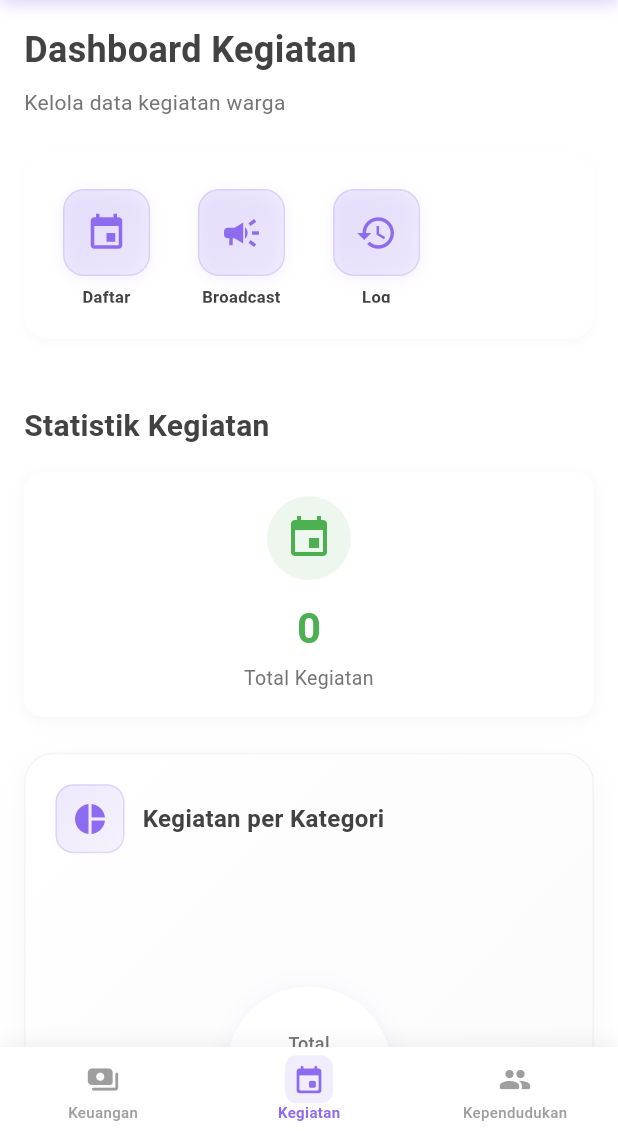
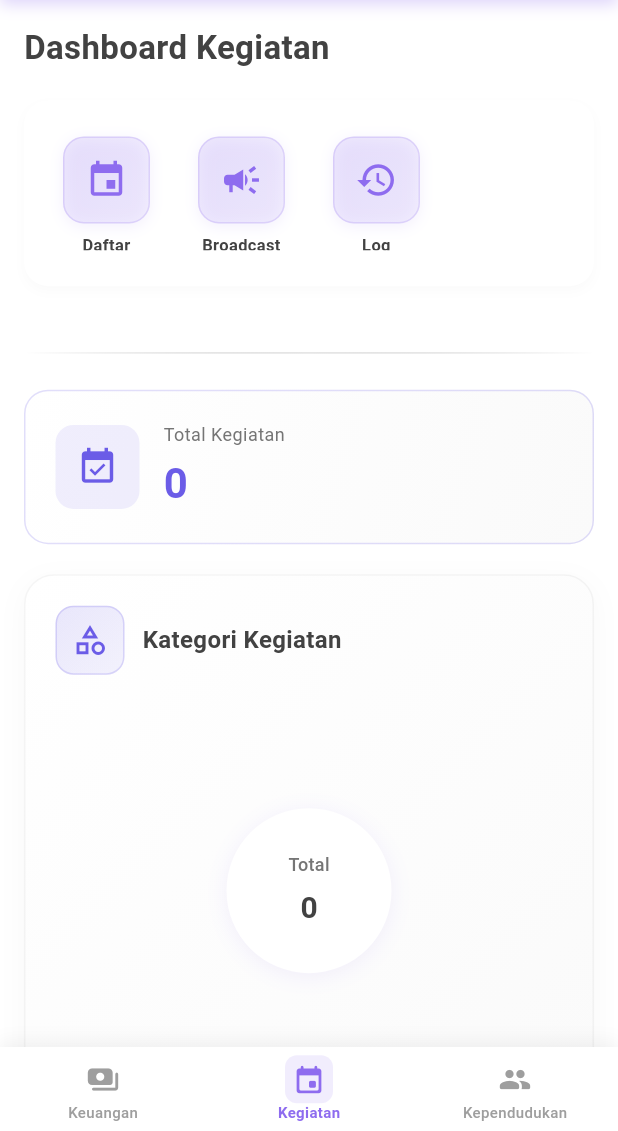
Before and after one commit to nurwahibzy/jawara_pintar_mobile_version, a Flutter app: the _DashboardKegiatanPageContent screen opened directly, on a phone screen of 412 x 824 dp, the part 105-1236 px from its top. Run offline on Flutter 3.47's test engine with Material 3 defaults, Android fonts, the phone set to English and light mode, and no system bars; drawn by our look-alikes of fl_chart; our stand-ins replace bloc, dartz, equatable, flutter_bloc, flutter_dotenv, get_it and 2 more; accounts and stored records are empty; Roboto replaces fonts that are missing (CircularStd, Poppins).

Commit message:
feat(dashboard-kegiatan): enhance UI with improved loading indicators, error handling, and updated card designs

```diff
--- a/lib/features/dashboard-kegiatan/presentation/pages/dashboard_kegiatan_page.dart
+++ b/lib/features/dashboard-kegiatan/presentation/pages/dashboard_kegiatan_page.dart
@@ -11,6 +11,7 @@ import '../../domain/usecases/get_dashboard_kegiatan_usecase.dart';
 import '../bloc/dashboard_bloc.dart';
 import '../bloc/dashboard_event.dart';
 import '../bloc/dashboard_state.dart';
+import 'package:jawara_pintar_mobile_version/core/theme/app_colors.dart';
 
 /// Dashboard Kegiatan dengan Clean Architecture + Supabase
 class DashboardKegiatanPage extends StatelessWidget {
@@ -37,14 +38,29 @@ class _DashboardKegiatanPageContent extends StatelessWidget {
       body: BlocBuilder<DashboardKegiatanBloc, DashboardKegiatanState>(
         builder: (context, state) {
           if (state is DashboardKegiatanLoading) {
-            return const Center(child: CircularProgressIndicator());
+            return Center(
+              child: CircularProgressIndicator(
+                color: AppColors.primary,
+              ),
+            );
           } else if (state is DashboardKegiatanError) {
             return Center(
               child: Column(
                 mainAxisAlignment: MainAxisAlignment.center,
                 children: [
-                  Icon(Icons.error_outline, size: 64, color: Colors.red.shade400),
-                  const SizedBox(height: 16),
+                  Container(
+                    padding: const EdgeInsets.all(20),
+                    decoration: BoxDecoration(
+                      color: Colors.red.shade50,
+                      shape: BoxShape.circle,
+                    ),
+                    child: Icon(
+                      Icons.error_outline,
+                      size: 56,
+                      color: Colors.red.shade400,
+                    ),
+                  ),
+                  const SizedBox(height: 20),
                   Text(
                     'Terjadi Kesalahan',
                     style: TextStyle(
@@ -59,7 +75,7 @@ class _DashboardKegiatanPageContent extends StatelessWidget {
                     child: Text(
                       state.message,
                       textAlign: TextAlign.center,
-                      style: TextStyle(fontSize: 14, color: Colors.grey[600]),
+                      style: TextStyle(fontSize: 13, color: Colors.grey[600]),
                     ),
                   ),
                   const SizedBox(height: 24),
@@ -69,8 +85,20 @@ class _DashboardKegiatanPageContent extends StatelessWidget {
                             const LoadDashboardKegiatanEvent(),
                           );
                     },
-                    icon: const Icon(Icons.refresh),
+                    icon: const Icon(Icons.refresh, size: 18),
                     label: const Text('Coba Lagi'),
+                    style: ElevatedButton.styleFrom(
+                      backgroundColor: AppColors.primary,
+                      foregroundColor: Colors.white,
+                      elevation: 0,
+                      padding: const EdgeInsets.symmetric(
+                        horizontal: 24,
+                        vertical: 14,
+                      ),
+                      shape: RoundedRectangleBorder(
+                        borderRadius: BorderRadius.circular(12),
+                      ),
+                    ),
                   ),
                 ],
               ),
@@ -86,46 +114,46 @@ class _DashboardKegiatanPageContent extends StatelessWidget {
                   Text(
                     'Dashboard Kegiatan',
                     style: TextStyle(
-                      fontSize: 24,
+                      fontSize: 22,
                       fontWeight: FontWeight.bold,
                       color: Colors.grey[800],
                     ),
                   ),
-                  const SizedBox(height: 8),
-                  Text(
-                    'Kelola data kegiatan warga',
-                    style: TextStyle(fontSize: 14, color: Colors.grey[600]),
-                  ),
-                  const SizedBox(height: 24),
+                  const SizedBox(height: 20),
 
                   // Menu Kegiatan
                   const MenuKegiatan(),
                   const SizedBox(height: 24),
 
-                  Text(
-                    'Statistik Kegiatan',
-                    style: TextStyle(
-                      fontSize: 20,
-                      fontWeight: FontWeight.bold,
-                      color: Colors.grey[800],
+                  // Divider
+                  Container(
+                    height: 1,
+                    decoration: BoxDecoration(
+                      gradient: LinearGradient(
+                        colors: [
+                          Colors.transparent,
+                          Colors.grey.withOpacity(0.3),
+                          Colors.transparent,
+                        ],
                       ),
                     ),
-                  const SizedBox(height: 16),
+                  ),
+                  const SizedBox(height: 24),
 
                   // Total Kegiatan Card
                   _buildStatCard(
-                    icon: Icons.event,
+                    icon: Icons.event_available,
                     label: 'Total Kegiatan',
                     value: dashboard.totalKegiatan.toString(),
-                    color: Colors.green,
+                    color: const Color(0xFF6B5CE7), // Purple variant
                   ),
-                  const SizedBox(height: 24),
+                  const SizedBox(height: 20),
 
                   // Pie Chart - Kegiatan per Kategori
                   PieChartCard(
-                    title: 'Kegiatan per Kategori',
-                    icon: Icons.pie_chart,
-                    backgroundColor: Colors.blue.shade50,
+                    title: 'Kategori Kegiatan',
+                    icon: Icons.category_outlined,
+                    iconColor: const Color(0xFF6B5CE7), // Purple variant
                     data: dashboard.kegiatanPerKategori.entries.map((entry) {
                       final index = dashboard.kegiatanPerKategori.keys.toList().indexOf(entry.key);
                       return ChartData(
@@ -135,22 +163,21 @@ class _DashboardKegiatanPageContent extends StatelessWidget {
                       );
                     }).toList(),
                   ),
-                  const SizedBox(height: 24),
+                  const SizedBox(height: 20),
 
                   // Kegiatan berdasarkan Waktu
                   _buildKegiatanBerdasarkanWaktuCard(dashboard.kegiatanBerdasarkanWaktu),
-                  const SizedBox(height: 24),
+                  const SizedBox(height: 20),
 
                   // Penanggung Jawab Terbanyak
                   _buildPenanggungJawabTerbanyakCard(dashboard.penanggungJawabTerbanyak),
-                  const SizedBox(height: 24),
+                  const SizedBox(height: 20),
 
                   // Bar Chart - Kegiatan per Bulan
                   BarChartCard(
-                    title: 'Kegiatan per Bulan (Tahun ${DateTime.now().year})',
+                    title: 'Kegiatan Bulanan',
                     icon: Icons.bar_chart,
-                    barColor: Colors.teal.shade600,
-                    backgroundColor: Colors.teal.shade50,
+                    barColor: const Color(0xFF6B5CE7), // Purple variant
                     data: dashboard.kegiatanPerBulan.map((e) => e.toDouble()).toList(),
                     labels: const [
                       'Jan', 'Feb', 'Mar', 'Apr', 'Mei', 'Jun',
@@ -158,12 +185,17 @@ class _DashboardKegiatanPageContent extends StatelessWidget {
                     ],
                     useCurrencyFormat: false,
                   ),
+                  const SizedBox(height: 16),
                 ],
               ),
             );
           }
 
-          return const Center(child: CircularProgressIndicator());
+          return Center(
+            child: CircularProgressIndicator(
+              color: AppColors.primary,
+            ),
+          );
         },
       ),
       bottomNavigationBar: BottomNavigationBarWidget(
@@ -180,29 +212,46 @@ class _DashboardKegiatanPageContent extends StatelessWidget {
     required Color color,
   }) {
     return Container(
-      padding: const EdgeInsets.all(16),
+      padding: const EdgeInsets.all(20),
       decoration: BoxDecoration(
-        color: Colors.white,
-        borderRadius: BorderRadius.circular(12),
-        boxShadow: [
-          BoxShadow(
-            color: Colors.grey.withOpacity(0.1),
-            blurRadius: 8,
-            offset: const Offset(0, 2),
+        gradient: LinearGradient(
+          colors: [
+            Colors.white,
+            Colors.grey.shade50,
+          ],
+          begin: Alignment.topLeft,
+          end: Alignment.bottomRight,
         ),
-        ],
+        borderRadius: BorderRadius.circular(16),
+        border: Border.all(
+          color: color.withOpacity(0.2),
+          width: 1,
         ),
-      child: Column(
+      ),
+      child: Row(
         children: [
           Container(
-            padding: const EdgeInsets.all(12),
+            padding: const EdgeInsets.all(14),
             decoration: BoxDecoration(
               color: color.withOpacity(0.1),
-              shape: BoxShape.circle,
+              borderRadius: BorderRadius.circular(12),
             ),
-            child: Icon(icon, color: color, size: 32),
+            child: Icon(icon, color: color, size: 28),
           ),
-          const SizedBox(height: 12),
+          const SizedBox(width: 16),
+          Expanded(
+            child: Column(
+              crossAxisAlignment: CrossAxisAlignment.start,
+              children: [
+                Text(
+                  label,
+                  style: TextStyle(
+                    fontSize: 12,
+                    color: Colors.grey[600],
+                    letterSpacing: 0.3,
+                  ),
+                ),
+                const SizedBox(height: 4),
                 Text(
                   value,
                   style: TextStyle(
@@ -211,11 +260,8 @@ class _DashboardKegiatanPageContent extends StatelessWidget {
                     color: color,
                   ),
                 ),
-          const SizedBox(height: 4),
-          Text(
-            label,
-            textAlign: TextAlign.center,
-            style: TextStyle(fontSize: 13, color: Colors.grey[600]),
+              ],
+            ),
           ),
         ],
       ),
@@ -223,18 +269,23 @@ class _DashboardKegiatanPageContent extends StatelessWidget {
   }
 
   Widget _buildKegiatanBerdasarkanWaktuCard(Map<String, int> data) {
+    final firstColor = data.isNotEmpty ? _getWaktuColor(data.keys.first) : Colors.grey;
     return Container(
-      padding: const EdgeInsets.all(20),
+      padding: const EdgeInsets.all(18),
       decoration: BoxDecoration(
-        color: Colors.amber.shade50,
+        gradient: LinearGradient(
+          colors: [
+            Colors.white,
+            Colors.grey.shade50,
+          ],
+          begin: Alignment.topLeft,
+          end: Alignment.bottomRight,
+        ),
         borderRadius: BorderRadius.circular(16),
-        boxShadow: [
-          BoxShadow(
-            color: Colors.grey.withOpacity(0.1),
-            blurRadius: 10,
-            offset: const Offset(0, 4),
+        border: Border.all(
+          color: Colors.grey.withOpacity(0.15),
+          width: 1,
         ),
-        ],
       ),
       child: Column(
         crossAxisAlignment: CrossAxisAlignment.start,
@@ -242,57 +293,89 @@ class _DashboardKegiatanPageContent extends StatelessWidget {
           Row(
             children: [
               Container(
-                padding: const EdgeInsets.all(8),
+                padding: const EdgeInsets.all(10),
                 decoration: BoxDecoration(
-                  color: Colors.orange.withOpacity(0.2),
-                  borderRadius: BorderRadius.circular(8),
+                  color: firstColor.withOpacity(0.1),
+                  borderRadius: BorderRadius.circular(12),
                 ),
-                child: const Icon(Icons.access_time, color: Colors.orange, size: 24),
+                child: Icon(
+                  Icons.schedule_outlined,
+                  color: firstColor,
+                  size: 22,
+                ),
               ),
               const SizedBox(width: 12),
               Text(
-                'Kegiatan berdasarkan Waktu',
+                'Status Waktu',
                 style: TextStyle(
-                  fontSize: 16,
+                  fontSize: 15,
                   fontWeight: FontWeight.bold,
                   color: Colors.grey[800],
                 ),
               ),
             ],
           ),
-          const SizedBox(height: 20),
+          const SizedBox(height: 18),
           ...data.entries.map((entry) {
+            final color = _getWaktuColor(entry.key);
+            final IconData icon = entry.key == 'Sudah Lewat'
+                ? Icons.check_circle_outline
+                : entry.key == 'Hari Ini'
+                    ? Icons.today_outlined
+                    : Icons.event_outlined;
             return Padding(
-              padding: const EdgeInsets.only(bottom: 12),
-              child: Row(
-                mainAxisAlignment: MainAxisAlignment.spaceBetween,
-                children: [
-                  Row(
-                    children: [
-                      Container(
-                        width: 12,
-                        height: 12,
+              padding: const EdgeInsets.only(bottom: 10),
+              child: Container(
+                padding: const EdgeInsets.symmetric(
+                  horizontal: 12,
+                  vertical: 10,
+                ),
                 decoration: BoxDecoration(
-                          color: _getWaktuColor(entry.key),
-                          borderRadius: BorderRadius.circular(3),
+                  color: color.withOpacity(0.05),
+                  borderRadius: BorderRadius.circular(10),
+                  border: Border.all(
+                    color: color.withOpacity(0.15),
+                    width: 1,
                   ),
                 ),
-                      const SizedBox(width: 12),
-                      Text(
+                child: Row(
+                  children: [
+                    Icon(
+                      icon,
+                      size: 18,
+                      color: color,
+                    ),
+                    const SizedBox(width: 10),
+                    Expanded(
+                      child: Text(
                         entry.key,
-                        style: TextStyle(fontSize: 14, color: Colors.grey[700]),
+                        style: TextStyle(
+                          fontSize: 13,
+                          color: Colors.grey[800],
+                          fontWeight: FontWeight.w500,
+                        ),
+                      ),
+                    ),
+                    Container(
+                      padding: const EdgeInsets.symmetric(
+                        horizontal: 10,
+                        vertical: 4,
+                      ),
+                      decoration: BoxDecoration(
+                        color: color.withOpacity(0.15),
+                        borderRadius: BorderRadius.circular(8),
+                      ),
+                      child: Text(
+                        '${entry.value} kegiatan',
+                        style: TextStyle(
+                          fontSize: 12,
+                          fontWeight: FontWeight.bold,
+                          color: color,
+                        ),
+                      ),
                     ),
                   ],
                 ),
-                  Text(
-                    entry.value.toString(),
-                    style: TextStyle(
-                      fontSize: 16,
-                      fontWeight: FontWeight.bold,
-                      color: _getWaktuColor(entry.key),
-                    ),
-                  ),
-                ],
               ),
             );
           }),
@@ -302,18 +385,23 @@ class _DashboardKegiatanPageContent extends StatelessWidget {
   }
 
   Widget _buildPenanggungJawabTerbanyakCard(List<dynamic> data) {
+    const cardColor = Color(0xFF6B5CE7); // Purple variant matching theme
     return Container(
-      padding: const EdgeInsets.all(20),
+      padding: const EdgeInsets.all(18),
       decoration: BoxDecoration(
-        color: Colors.purple.shade50,
+        gradient: LinearGradient(
+          colors: [
+            Colors.white,
+            Colors.grey.shade50,
+          ],
+          begin: Alignment.topLeft,
+          end: Alignment.bottomRight,
+        ),
         borderRadius: BorderRadius.circular(16),
-        boxShadow: [
-          BoxShadow(
-            color: Colors.grey.withOpacity(0.1),
-            blurRadius: 10,
-            offset: const Offset(0, 4),
+        border: Border.all(
+          color: Colors.grey.withOpacity(0.15),
+          width: 1,
         ),
-        ],
       ),
       child: Column(
         crossAxisAlignment: CrossAxisAlignment.start,
@@ -321,68 +409,98 @@ class _DashboardKegiatanPageContent extends StatelessWidget {
           Row(
             children: [
               Container(
-                padding: const EdgeInsets.all(8),
+                padding: const EdgeInsets.all(10),
                 decoration: BoxDecoration(
-                  color: Colors.purple.withOpacity(0.2),
-                  borderRadius: BorderRadius.circular(8),
+                  color: cardColor.withOpacity(0.1),
+                  borderRadius: BorderRadius.circular(12),
                 ),
-                child: const Icon(Icons.person, color: Colors.purple, size: 24),
+                child: const Icon(
+                  Icons.person_outline,
+                  color: cardColor,
+                  size: 22,
+                ),
               ),
               const SizedBox(width: 12),
               Text(
-                'Penanggung Jawab Terbanyak',
+                'Penanggung Jawab',
                 style: TextStyle(
-                  fontSize: 16,
+                  fontSize: 15,
                   fontWeight: FontWeight.bold,
                   color: Colors.grey[800],
                 ),
               ),
             ],
           ),
-          const SizedBox(height: 20),
-          ...data.map((item) {
+          const SizedBox(height: 18),
+          ...data.asMap().entries.map((entry) {
+            final index = entry.key;
+            final item = entry.value;
             return Padding(
-              padding: const EdgeInsets.only(bottom: 12),
+              padding: const EdgeInsets.only(bottom: 10),
+              child: Container(
+                padding: const EdgeInsets.symmetric(
+                  horizontal: 12,
+                  vertical: 10,
+                ),
+                decoration: BoxDecoration(
+                  color: cardColor.withOpacity(0.05),
+                  borderRadius: BorderRadius.circular(10),
+                  border: Border.all(
+                    color: cardColor.withOpacity(0.15),
+                    width: 1,
+                  ),
+                ),
                 child: Row(
-                mainAxisAlignment: MainAxisAlignment.spaceBetween,
-                children: [
-                  Row(
                   children: [
                     Container(
-                        padding: const EdgeInsets.all(6),
+                      width: 26,
+                      height: 26,
                       decoration: BoxDecoration(
-                          color: Colors.purple.shade100,
+                        color: cardColor.withOpacity(0.15),
                         shape: BoxShape.circle,
                       ),
-                        child: Icon(
-                          Icons.person_outline,
-                          color: Colors.purple.shade700,
-                          size: 16,
+                      child: Center(
+                        child: Text(
+                          '${index + 1}',
+                          style: const TextStyle(
+                            fontSize: 12,
+                            fontWeight: FontWeight.bold,
+                            color: cardColor,
                           ),
                         ),
-                      const SizedBox(width: 12),
-                      Text(
+                      ),
+                    ),
+                    const SizedBox(width: 10),
+                    Expanded(
+                      child: Text(
                         item.nama,
-                        style: TextStyle(fontSize: 14, color: Colors.grey[700]),
+                        style: TextStyle(
+                          fontSize: 13,
+                          color: Colors.grey[800],
+                          fontWeight: FontWeight.w500,
                         ),
-                    ],
+                      ),
                     ),
                     Container(
-                    padding: const EdgeInsets.symmetric(horizontal: 12, vertical: 4),
+                      padding: const EdgeInsets.symmetric(
+                        horizontal: 10,
+                        vertical: 4,
+                      ),
                       decoration: BoxDecoration(
-                      color: Colors.purple.shade100,
-                      borderRadius: BorderRadius.circular(12),
+                        color: cardColor.withOpacity(0.15),
+                        borderRadius: BorderRadius.circular(8),
                       ),
                       child: Text(
-                      item.jumlah.toString(),
-                      style: TextStyle(
-                        fontSize: 14,
+                        '${item.jumlah} kegiatan',
+                        style: const TextStyle(
+                          fontSize: 12,
                           fontWeight: FontWeight.bold,
-                        color: Colors.purple.shade700,
+                          color: cardColor,
                         ),
                       ),
                     ),
                   ],
+                ),
               ),
             );
           }),
@@ -392,13 +510,14 @@ class _DashboardKegiatanPageContent extends StatelessWidget {
   }
 
   Color _getKategoriColor(int index) {
+    // Purple theme variations
     final colors = [
-      Colors.blue,
-      Colors.greenAccent,
-      Colors.purpleAccent,
-      Colors.orangeAccent,
-      Colors.red,
-      Colors.blueGrey,
+      const Color(0xFF6B5CE7), // Purple variant 1
+      const Color(0xFF5BA3F5), // Light blue variant
+      const Color(0xFF7B68EE), // Medium purple
+      const Color(0xFF4E9FF5), // Sky blue
+      const Color(0xFFEB5B9D), // Pink-purple
+      const Color(0xFF5F8AE8), // Blue-purple
     ];
     return colors[index % colors.length];
   }
@@ -408,9 +527,9 @@ class _DashboardKegiatanPageContent extends StatelessWidget {
       case 'Sudah Lewat':
         return Colors.grey.shade600;
       case 'Hari Ini':
-        return Colors.orange;
+        return const Color(0xFFEB5B9D); // Pink-purple
       case 'Akan Datang':
-        return Colors.blue;
+        return const Color(0xFF6B5CE7); // Purple Variant
       default:
         return Colors.grey;
     }
```
Also changed, not shown: lib/features/dashboard-kegiatan/presentation/pages/dashboard_kegiatan.dart (deleted). Lines whose indentation alone changed are shown as unchanged.
